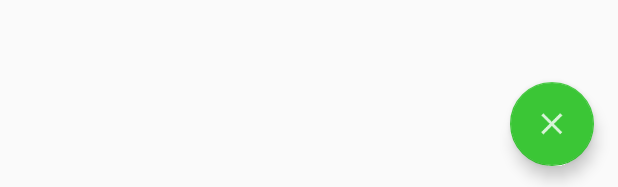
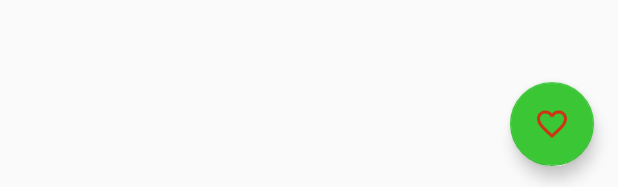
Before and after one commit to awidiyadew/IAKNewsApp, an Android app: the layout activity_detail.xml on its own in the app's theme, with its tools: preview values and no code run, on a phone screen of 412 x 824 dp. Shown: the part 1046-1233 px from the top of the screen. Run offline under Robolectric (Android 15) with nearby library versions, the phone set to English and light mode, and no system bars.

Commit message:
fake favorite action

```diff
--- a/app/src/main/res/layout/activity_detail.xml
+++ b/app/src/main/res/layout/activity_detail.xml
@@ -62,7 +62,8 @@
         android:layout_width="wrap_content"
         android:layout_height="wrap_content"
         android:layout_gravity="bottom|end"
-        android:src="@drawable/ic_action_close"
+        android:src="@drawable/ic_action_love_empty"
+        android:tint="@color/favorite"
         android:layout_margin="16dp" />
 
 </android.support.design.widget.CoordinatorLayout>
--- a/app/src/main/res/values/colors.xml
+++ b/app/src/main/res/values/colors.xml
@@ -3,4 +3,5 @@
     <color name="colorPrimary">#3F51B5</color>
     <color name="colorPrimaryDark">#303F9F</color>
     <color name="colorAccent">#3bc636</color>
+    <color name="favorite">#f40c0c</color>
 </resources>
```
Also changed, not shown: app/src/main/java/id/iak/iaknewsapp/activity/DetailActivity.java (+9 -0 lines), app/src/main/res/drawable-hdpi/ic_action_love_empty.png (added), app/src/main/res/drawable-hdpi/ic_action_love_full.png (added), app/src/main/res/drawable-mdpi/ic_action_love_empty.png (added), app/src/main/res/drawable-mdpi/ic_action_love_full.png (added), app/src/main/res/drawable-xhdpi/ic_action_love_empty.png (added), app/src/main/res/drawable-xhdpi/ic_action_love_full.png (added), app/src/main/res/drawable-xxhdpi/ic_action_love_empty.png (added), app/src/main/res/drawable-xxhdpi/ic_action_love_full.png (added).
